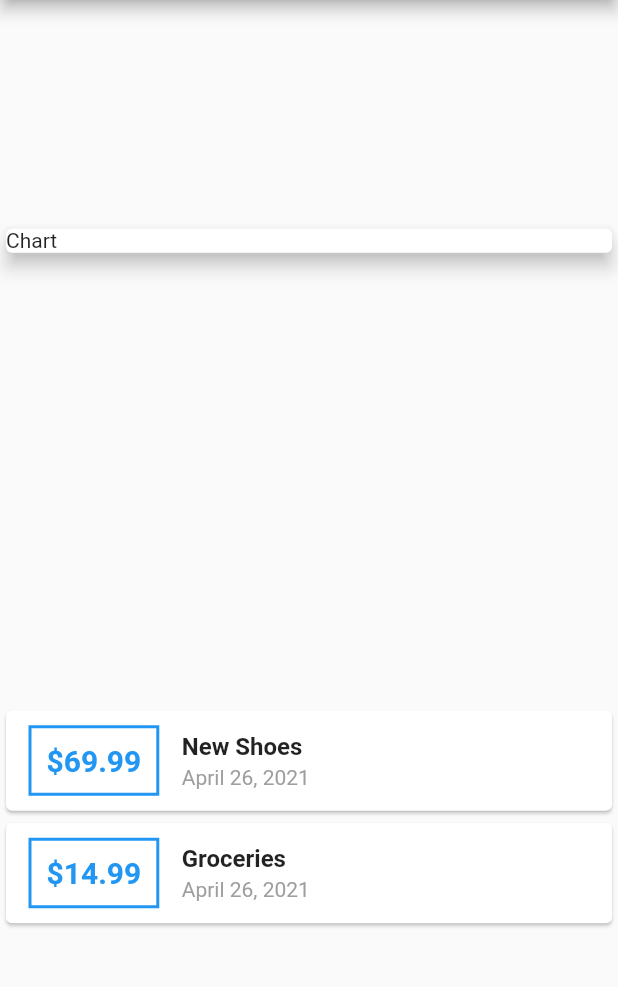
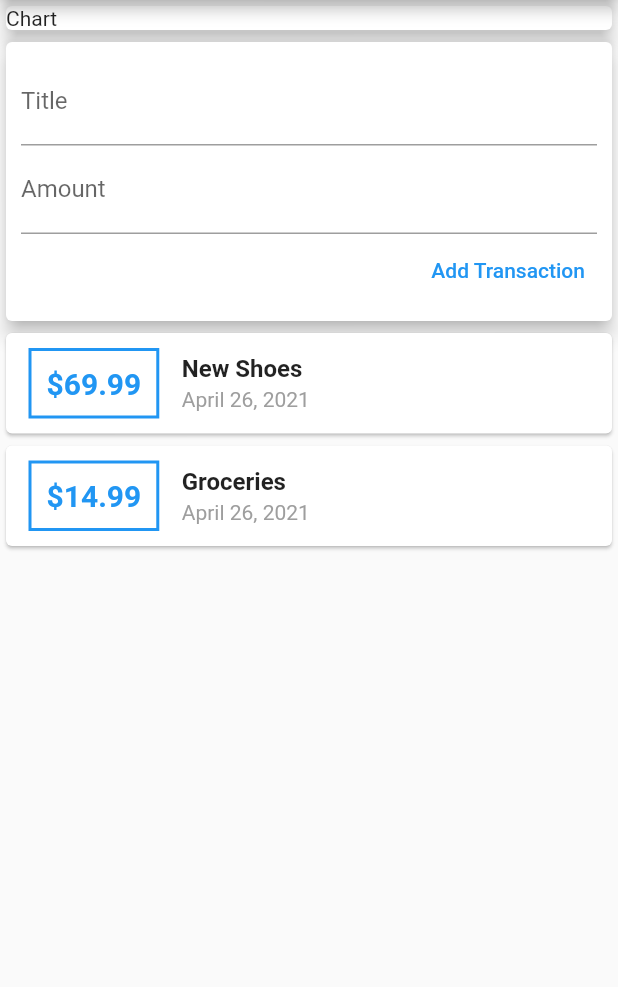
Before and after one commit to jimmy-lan/flutter_budget_app, a Flutter app: the screen it shows after launch, on a phone screen of 412 x 824 dp, the part 84-1071 px from its top. Run offline on Flutter 3.47's test engine with Material 2 defaults, Android fonts, the phone set to English and light mode, and no system bars.

Commit message:
Manage transaction widget tree states

```diff
--- a/lib/main.dart
+++ b/lib/main.dart
@@ -1,7 +1,6 @@
 import 'package:flutter/material.dart';
-import 'package:intl/intl.dart';
-
-import './transaction.dart';
+import 'package:flutter_budget_app/widgets/transaction_list.dart';
+import 'package:flutter_budget_app/widgets/user_transaction.dart';
 
 void main() {
   runApp(MyApp());
@@ -22,69 +21,20 @@ class MyApp extends StatelessWidget {
 }
 
 class MyHomePage extends StatelessWidget {
-  final List<Transaction> transactions = [
-    Transaction(
-        id: "t1", title: "New Shoes", amount: 69.99, date: DateTime.now()),
-    Transaction(
-        id: "t2", title: "Groceries", amount: 14.99, date: DateTime.now())
-  ];
+
 
   @override
   Widget build(BuildContext context) {
     return Scaffold(
       appBar: AppBar(title: Text("Budget App")),
       body: Column(
-        mainAxisAlignment: MainAxisAlignment.spaceAround,
         crossAxisAlignment: CrossAxisAlignment.stretch,
         children: [
           Card(
             child: Text("Chart"),
             elevation: 5,
           ),
-          Column(
-            children: transactions
-                .map((e) => Card(
-                      child: Row(
-                        children: [
-                          Container(
-                            margin: EdgeInsets.symmetric(
-                              vertical: 10,
-                              horizontal: 15,
-                            ),
-                            decoration: BoxDecoration(
-                                border:
-                                    Border.all(color: Colors.blue, width: 2)),
-                            padding: EdgeInsets.all(10),
-                            child: Text(
-                              "\$${e.amount}",
-                              style: TextStyle(
-                                  fontWeight: FontWeight.bold,
-                                  fontSize: 20,
-                                  color: Colors.blue),
-                            ),
-                          ),
-                          Column(
-                            crossAxisAlignment: CrossAxisAlignment.start,
-                            children: [
-                              Container(
-                                child: Text(
-                                  e.title,
-                                  style: TextStyle(
-                                      fontSize: 16, fontWeight: FontWeight.bold),
-                                ),
-                                margin: EdgeInsets.only(bottom: 3),
-                              ),
-                              Text(
-                                DateFormat.yMMMMd().format(e.date),
-                                style: TextStyle(color: Colors.grey),
-                              )
-                            ],
-                          )
-                        ],
-                      ),
-                    ))
-                .toList(),
-          )
+          UserTransaction(),
         ],
       ),
     );
--- /dev/null
+++ b/lib/widgets/new_transaction.dart
@@ -0,0 +1,37 @@
+import 'package:flutter/material.dart';
+
+class NewTransaction extends StatelessWidget {
+  final titleController = TextEditingController();
+  final amountController = TextEditingController();
+
+  final Function onNewTransaction;
+
+  NewTransaction({this.onNewTransaction});
+
+  @override
+  Widget build(BuildContext context) {
+    return Card(
+      child: Container(
+        padding: EdgeInsets.all(10),
+        child: Column(
+          crossAxisAlignment: CrossAxisAlignment.end,
+          children: [
+            TextField(
+              decoration: InputDecoration(labelText: "Title"),
+              controller: titleController,
+            ),
+            TextField(
+              decoration: InputDecoration(labelText: "Amount"),
+              controller: amountController,
+            ),
+            TextButton(
+                onPressed: () => onNewTransaction(titleController.text,
+                    double.parse(amountController.text)),
+                child: Text("Add Transaction"))
+          ],
+        ),
+      ),
+      elevation: 5,
+    );
+  }
+}
--- /dev/null
+++ b/lib/widgets/transaction_list.dart
@@ -0,0 +1,57 @@
+import 'package:flutter/material.dart';
+import 'package:intl/intl.dart';
+
+import '../models/transaction.dart';
+
+class TransactionList extends StatelessWidget {
+  final List<Transaction> transactions;
+
+  TransactionList({this.transactions});
+
+  @override
+  Widget build(BuildContext context) {
+    return Column(
+      children: transactions
+          .map((e) => Card(
+                child: Row(
+                  children: [
+                    Container(
+                      margin: EdgeInsets.symmetric(
+                        vertical: 10,
+                        horizontal: 15,
+                      ),
+                      decoration: BoxDecoration(
+                          border: Border.all(color: Colors.blue, width: 2)),
+                      padding: EdgeInsets.all(10),
+                      child: Text(
+                        "\$${e.amount}",
+                        style: TextStyle(
+                            fontWeight: FontWeight.bold,
+                            fontSize: 20,
+                            color: Colors.blue),
+                      ),
+                    ),
+                    Column(
+                      crossAxisAlignment: CrossAxisAlignment.start,
+                      children: [
+                        Container(
+                          child: Text(
+                            e.title,
+                            style: TextStyle(
+                                fontSize: 16, fontWeight: FontWeight.bold),
+                          ),
+                          margin: EdgeInsets.only(bottom: 3),
+                        ),
+                        Text(
+                          DateFormat.yMMMMd().format(e.date),
+                          style: TextStyle(color: Colors.grey),
+                        )
+                      ],
+                    )
+                  ],
+                ),
+              ))
+          .toList(),
+    );
+  }
+}
--- /dev/null
+++ b/lib/widgets/user_transaction.dart
@@ -0,0 +1,40 @@
+import 'package:flutter/material.dart';
+
+import './new_transaction.dart';
+import './transaction_list.dart';
+import '../models/transaction.dart';
+
+class UserTransaction extends StatefulWidget {
+  @override
+  _UserTransactionState createState() => _UserTransactionState();
+}
+
+class _UserTransactionState extends State<UserTransaction> {
+  final _userTransactions = [
+    Transaction(
+        id: "t1", title: "New Shoes", amount: 69.99, date: DateTime.now()),
+    Transaction(
+        id: "t2", title: "Groceries", amount: 14.99, date: DateTime.now())
+  ];
+
+  void _addNewTransaction(String title, double amount) {
+    final newTx = Transaction(id: DateTime.now().toString(),
+        title: title,
+        amount: amount,
+        date: DateTime.now());
+
+    setState(() {
+      _userTransactions.add(newTx);
+    });
+  }
+
+  @override
+  Widget build(BuildContext context) {
+    return Column(
+      children: [
+        NewTransaction(onNewTransaction: _addNewTransaction,),
+        TransactionList(transactions: _userTransactions,),
+      ],
+    );
+  }
+}
```
Also changed, not shown: lib/models/transaction.dart (renamed from lib/transaction.dart).
